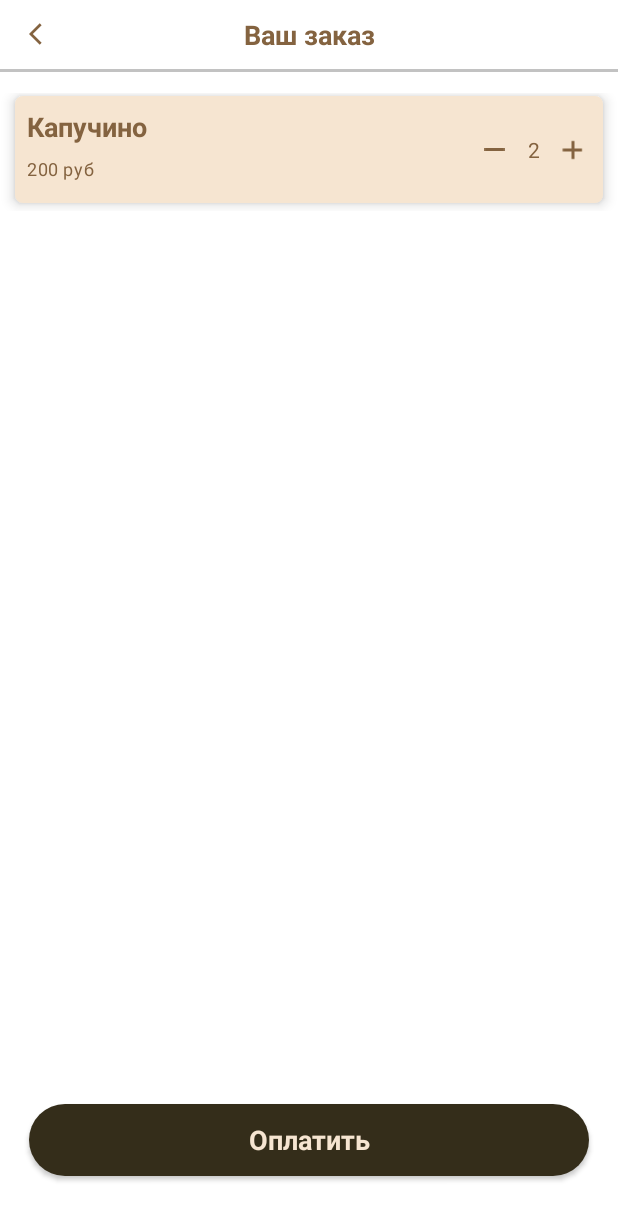
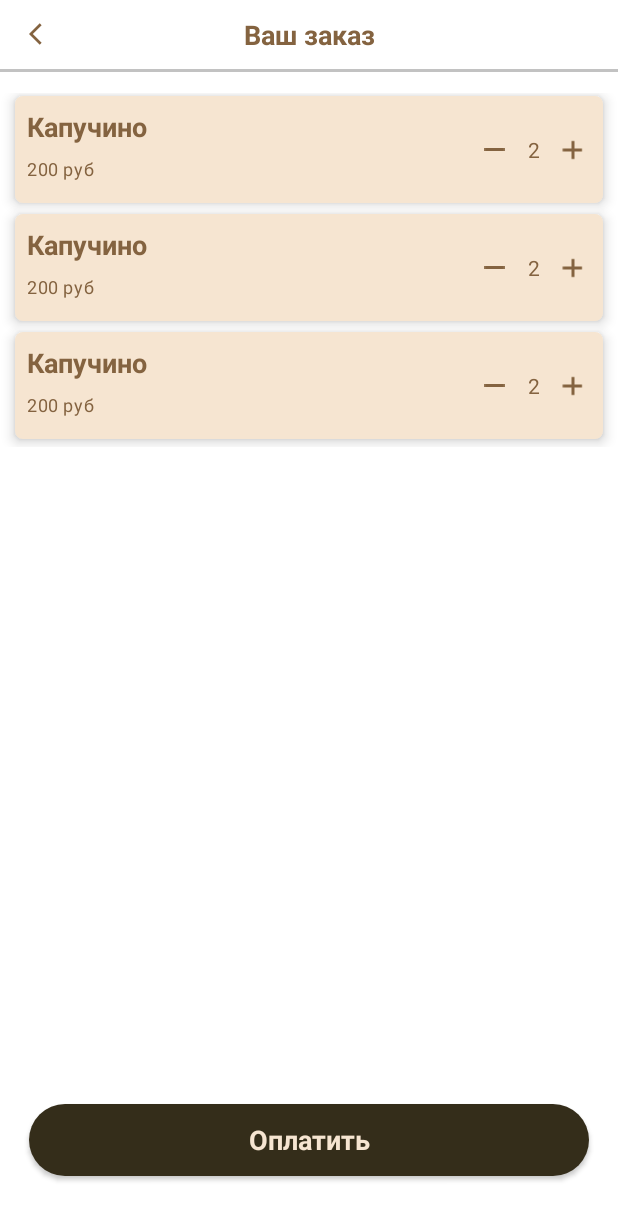
Before and after one commit to VladiYak/SevenWindsStudioTask, an Android app: the layout fragment_order_details.xml on its own in the app's theme, with its tools: preview values and no code run, on a phone screen of 412 x 824 dp. Shown: the top 1220 px of the screen. Run offline under Robolectric (Android 15) with nearby library versions, the phone set to English and light mode, and no system bars; network calls fail.

Commit message:
Добавлена функция добавления количества в заказ

```diff
--- a/app/src/main/java/com/vladiyak/sevenwindsstudiotask/presentation/menu/adapter/MenuAdapter.kt
+++ b/app/src/main/java/com/vladiyak/sevenwindsstudiotask/presentation/menu/adapter/MenuAdapter.kt
@@ -4,7 +4,6 @@ import android.view.ViewGroup
 import androidx.recyclerview.widget.DiffUtil
 import androidx.recyclerview.widget.ListAdapter
 import com.vladiyak.sevenwindsstudiotask.data.models.menu.CoffeeItem
-import com.vladiyak.sevenwindsstudiotask.utils.OnClickListenerCoffeeItem
 
 class MenuAdapter() : ListAdapter<CoffeeItem, MenuViewHolder>(DiffCallBack) {
     override fun onCreateViewHolder(parent: ViewGroup, viewType: Int): MenuViewHolder {
--- a/app/src/main/java/com/vladiyak/sevenwindsstudiotask/presentation/menu/adapter/MenuViewHolder.kt
+++ b/app/src/main/java/com/vladiyak/sevenwindsstudiotask/presentation/menu/adapter/MenuViewHolder.kt
@@ -6,7 +6,6 @@ import androidx.recyclerview.widget.RecyclerView
 import com.bumptech.glide.Glide
 import com.vladiyak.sevenwindsstudiotask.data.models.menu.CoffeeItem
 import com.vladiyak.sevenwindsstudiotask.databinding.MenuItemRvBinding
-import com.vladiyak.sevenwindsstudiotask.utils.OnClickListenerCoffeeItem
 
 class MenuViewHolder(
     val binding: MenuItemRvBinding
--- a/app/src/main/java/com/vladiyak/sevenwindsstudiotask/utils/OnClickListenerCoffeeItem.kt
+++ b/app/src/main/java/com/vladiyak/sevenwindsstudiotask/utils/OnClickListenerPlusButton.kt
@@ -1,8 +1,7 @@
 package com.vladiyak.sevenwindsstudiotask.utils
 
-import com.vladiyak.sevenwindsstudiotask.data.models.location.LocationItem
 import com.vladiyak.sevenwindsstudiotask.data.models.menu.CoffeeItem
 
-interface OnClickListenerCoffeeItem {
+interface OnClickListenerPlusButton {
     fun onItemClick(coffeeItem: CoffeeItem)
 }
--- a/app/src/main/res/layout/fragment_order_details.xml
+++ b/app/src/main/res/layout/fragment_order_details.xml
@@ -49,21 +49,30 @@
         android:id="@+id/nestedScrollView"
         android:layout_width="match_parent"
         android:layout_height="0dp"
-        app:layout_constraintTop_toBottomOf="@id/materialDivider">
+        app:layout_constraintTop_toBottomOf="@id/materialDivider"
+        app:layout_constraintBottom_toTopOf="@id/button_pay">
+
+        <LinearLayout
+            android:layout_width="match_parent"
+            android:layout_height="wrap_content"
+            android:orientation="vertical">
 
         <androidx.recyclerview.widget.RecyclerView
+            android:id="@+id/order_details_rv"
             android:layout_width="match_parent"
-            android:layout_height="0dp"
+            android:layout_height="wrap_content"
             app:layout_constraintTop_toBottomOf="@id/toolbar"
             app:layout_constraintBottom_toTopOf="@id/button_map"
             android:layout_marginTop="14dp"
             android:layout_marginBottom="39dp"
             tools:listitem="@layout/order_item_rv"/>
 
+        </LinearLayout>
+
     </androidx.core.widget.NestedScrollView>
 
     <androidx.appcompat.widget.AppCompatButton
-        android:id="@+id/button_map"
+        android:id="@+id/button_pay"
         style="@style/TextAppearance.Material3.TitleLarge"
         android:layout_width="match_parent"
         android:layout_height="wrap_content"
--- a/app/src/main/res/layout/order_item_rv.xml
+++ b/app/src/main/res/layout/order_item_rv.xml
@@ -14,7 +14,7 @@
     android:padding="8dp">
 
     <TextView
-        android:id="@+id/coffee_shop_name"
+        android:id="@+id/coffee_name"
         style="@style/TextAppearance.Material3.TitleLarge"
         android:layout_width="wrap_content"
         android:layout_height="wrap_content"
@@ -27,6 +27,7 @@
         app:layout_constraintTop_toTopOf="parent" />
 
     <TextView
+        android:id="@+id/price"
         style="@style/TextAppearance.Material3.BodySmall"
         android:layout_width="wrap_content"
         android:layout_height="wrap_content"
@@ -34,23 +35,24 @@
         android:text="200 руб"
         android:textColor="#846340"
         app:layout_constraintStart_toStartOf="parent"
-        app:layout_constraintTop_toBottomOf="@id/coffee_shop_name"
+        app:layout_constraintTop_toBottomOf="@id/coffee_name"
         app:layout_constraintBottom_toBottomOf="parent"/>
 
 
     <ImageView
-        android:id="@+id/minus"
+        android:id="@+id/button_minus"
         android:layout_width="wrap_content"
         android:layout_height="wrap_content"
         android:layout_marginEnd="15dp"
         android:clickable="true"
+        android:focusable="true"
         android:src="@drawable/minusorder"
         app:layout_constraintBottom_toBottomOf="parent"
-        app:layout_constraintEnd_toStartOf="@id/plus_minus_text"
+        app:layout_constraintEnd_toStartOf="@id/count"
         app:layout_constraintTop_toTopOf="parent" />
 
     <TextView
-        android:id="@+id/plus_minus_text"
+        android:id="@+id/count"
         style="@style/TextAppearance.Material3.BodyMedium"
         android:layout_width="wrap_content"
         android:layout_height="wrap_content"
@@ -58,15 +60,16 @@
         android:text="2"
         android:textColor="#846340"
         app:layout_constraintBottom_toBottomOf="parent"
-        app:layout_constraintEnd_toStartOf="@id/plus"
+        app:layout_constraintEnd_toStartOf="@id/button_plus"
         app:layout_constraintTop_toTopOf="parent" />
 
     <ImageView
-        android:id="@+id/plus"
+        android:id="@+id/button_plus"
         android:layout_width="wrap_content"
         android:layout_height="wrap_content"
         android:src="@drawable/plusorder"
         android:clickable="true"
+        android:focusable="true"
         app:layout_constraintBottom_toBottomOf="parent"
         app:layout_constraintEnd_toEndOf="parent"
         app:layout_constraintTop_toTopOf="parent" />
```
Also changed, not shown: app/src/main/java/com/vladiyak/sevenwindsstudiotask/presentation/menu/MenuFragment.kt (+3 -5 lines), app/src/main/java/com/vladiyak/sevenwindsstudiotask/presentation/orderdetails/OrderDetailsFragment.kt (+33 -11 lines), app/src/main/java/com/vladiyak/sevenwindsstudiotask/presentation/orderdetails/adapter/OrderDetailsAdapter.kt (added, +37 -0 lines), app/src/main/java/com/vladiyak/sevenwindsstudiotask/presentation/orderdetails/adapter/OrderDetailsViewHolder.kt (added, +36 -0 lines), app/src/main/java/com/vladiyak/sevenwindsstudiotask/utils/OnClickListenerMinusButton.kt (added, +7 -0 lines).
